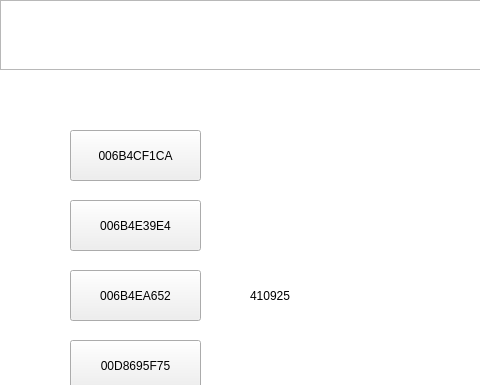
Qt form SmartCabinet/Device/devicesimulate.ui (birdman1992/SmartCabinet) before a commit; both pictures show x 0 to 480 and y 0 to 385 of the 640 by 480 pixel window.
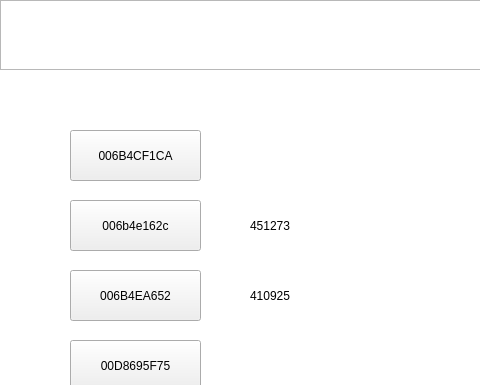
The same form after that commit. The open tabs and pages were chosen to show the change.

The edit to the form file:
```diff
--- a/SmartCabinet/Device/devicesimulate.ui
+++ b/SmartCabinet/Device/devicesimulate.ui
@@ -88,7 +88,7 @@
         <enum>Qt::NoFocus</enum>
        </property>
        <property name="text">
-        <string>006B4E39E4</string>
+        <string>006b4e162c</string>
        </property>
       </widget>
       <widget class="QPushButton" name="pushButton_3">
@@ -136,6 +136,19 @@
         <string>410925</string>
        </property>
       </widget>
+      <widget class="QLabel" name="label_2">
+       <property name="geometry">
+        <rect>
+         <x>250</x>
+         <y>140</y>
+         <width>61</width>
+         <height>31</height>
+        </rect>
+       </property>
+       <property name="text">
+        <string>451273</string>
+       </property>
+      </widget>
      </widget>
      <widget class="QWidget" name="storeList">
       <widget class="QPushButton" name="car1">
```
Left out of the diff: 4 changed lines with no effect on the pictures.
